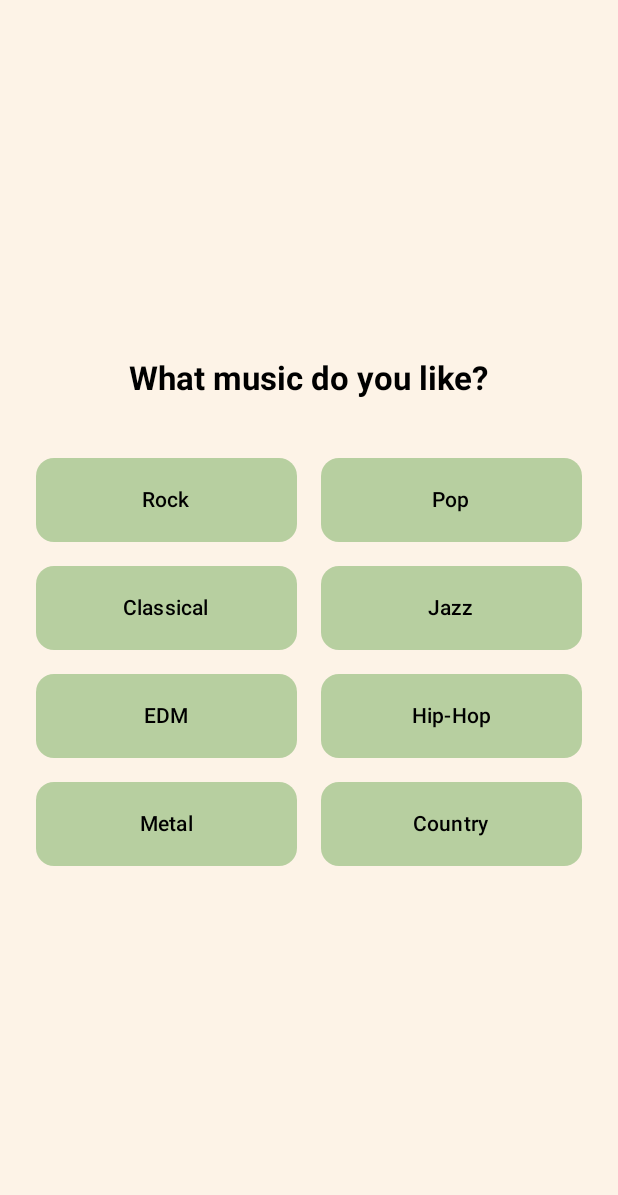
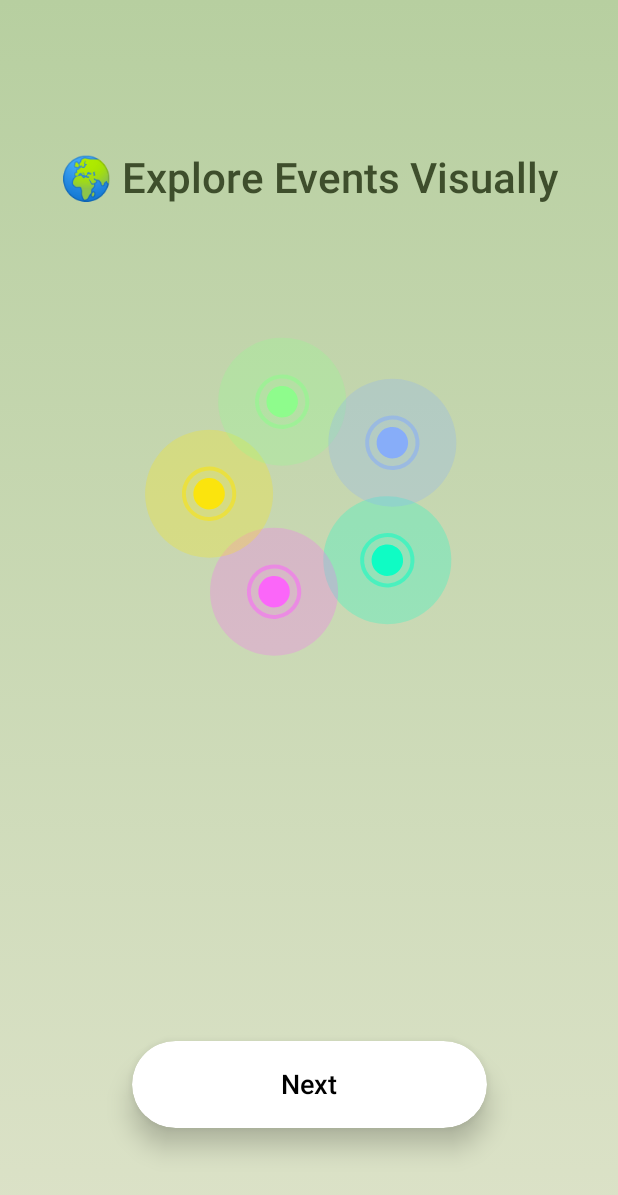
Before and after one commit to arcreane/android-project-placeholder, an Android app built with Jetpack Compose: the screen it shows after launch (MainActivity), after a tap on "Get Started", on a phone screen of 412 x 824 dp. Shown: the top 1195 px of the screen. Run offline under Robolectric (Android 15) with nearby library versions, the phone set to English and light mode, and no system bars.

Commit message:
restyled WelcomeScreen with sage gradient, improved spacing, and visible bottom copyright

```diff
--- a/app/src/main/java/com/example/event_tracker/MainActivity.kt
+++ b/app/src/main/java/com/example/event_tracker/MainActivity.kt
@@ -14,17 +14,37 @@ import androidx.activity.compose.setContent
 import androidx.activity.enableEdgeToEdge
 import androidx.annotation.RequiresApi
 import androidx.compose.animation.*
+import androidx.compose.animation.core.LinearEasing
+import androidx.compose.animation.core.RepeatMode
+import androidx.compose.animation.core.animateFloat
+import androidx.compose.animation.core.infiniteRepeatable
+import androidx.compose.animation.core.rememberInfiniteTransition
+import androidx.compose.animation.core.tween
 import androidx.compose.foundation.background
 import androidx.compose.foundation.layout.*
 import androidx.compose.foundation.lazy.LazyColumn
-import androidx.compose.foundation.lazy.items
+import androidx.compose.animation.core.*
+import androidx.compose.foundation.Canvas
 import androidx.compose.material3.*
 import androidx.compose.runtime.*
 import androidx.compose.ui.Alignment
 import androidx.compose.ui.Modifier
-import androidx.compose.ui.graphics.Color
+import androidx.compose.ui.draw.shadow
+import androidx.compose.ui.graphics.*
+import androidx.compose.ui.text.font.FontWeight
+import androidx.compose.ui.graphics.graphicsLayer
+import kotlin.math.cos
+import kotlin.math.sin
+import androidx.compose.foundation.lazy.items
+import androidx.compose.foundation.shape.RoundedCornerShape
+import androidx.compose.ui.geometry.Offset
+import androidx.compose.ui.graphics.Brush
+import androidx.compose.ui.graphics.drawscope.Stroke
 import androidx.compose.ui.platform.LocalContext
+import androidx.compose.ui.res.painterResource
+import androidx.compose.ui.text.style.TextAlign
 import androidx.compose.ui.unit.dp
+import androidx.compose.ui.unit.sp
 import androidx.core.app.ActivityCompat
 import com.example.event_tracker.api.TicketmasterEvent
 import com.example.event_tracker.ui.components.*
@@ -34,6 +54,7 @@ import com.google.android.gms.maps.model.CameraPosition
 import com.google.android.gms.maps.model.LatLng
 import com.google.maps.android.compose.*
 
+
 sealed class ScreenState {
     data object Welcome : ScreenState()
     data object GenreSelection : ScreenState()
@@ -42,7 +63,6 @@ sealed class ScreenState {
 
 class MainActivity : ComponentActivity() {
     @RequiresApi(Build.VERSION_CODES.O)
-    @OptIn(ExperimentalAnimationApi::class)
     override fun onCreate(savedInstanceState: Bundle?) {
         super.onCreate(savedInstanceState)
         enableEdgeToEdge()
@@ -58,8 +78,7 @@ class MainActivity : ComponentActivity() {
                     AnimatedContent(
                         targetState = screen,
                         transitionSpec = {
-                            fadeIn() + slideInHorizontally { it } with
-                                    fadeOut() + slideOutHorizontally { -it }
+                            (fadeIn() + slideInHorizontally { it }).togetherWith(fadeOut() + slideOutHorizontally { -it })
                         },
                         label = "Screen Transition"
                     ) { currentScreen ->
@@ -101,107 +120,210 @@ fun RequestLocationPermission(onPermissionGranted: () -> Unit) {
         }
     }
 }
-
 @Composable
 fun WelcomeScreen(onNext: () -> Unit) {
     Box(
         modifier = Modifier
             .fillMaxSize()
-            .background(Color(0xFFFDF3E7)),
-        contentAlignment = Alignment.Center
+            .background(
+                Brush.verticalGradient(
+                    colors = listOf(Color(0xFFB7CFA0), Color(0xFFFDF3E7))
+                )
+            )
     ) {
         Column(
             horizontalAlignment = Alignment.CenterHorizontally,
-            modifier = Modifier.padding(24.dp)
+            verticalArrangement = Arrangement.Center,
+            modifier = Modifier.fillMaxSize()
         ) {
+            Icon(
+                painter = painterResource(id = android.R.drawable.ic_menu_compass),
+                contentDescription = "App Icon",
+                tint = Color(0xFF3E4E2C),
+                modifier = Modifier.size(96.dp)
+            )
+            Spacer(modifier = Modifier.height(32.dp))
             Text(
-                text = "🎉 ConcertRadar",
-                style = MaterialTheme.typography.displayLarge.copy(
-                    color = Color.Black
-                )
+                text = "🌿 Welcome to Event Tracker",
+                style = MaterialTheme.typography.displayLarge.copy(color = Color(0xFF3E4E2C)),
+                modifier = Modifier.padding(horizontal = 24.dp),
+                textAlign = TextAlign.Center
             )
-
             Spacer(modifier = Modifier.height(16.dp))
-
             Text(
-                text = "Find live music events around you",
-                style = MaterialTheme.typography.bodyLarge.copy(
-                    color = Color.Black
-                )
+                text = "Find concerts & music events near you.\nby Placeholders",
+                color = Color(0xFF3E4E2C).copy(alpha = 0.85f),
+                style = MaterialTheme.typography.bodyLarge,
+                modifier = Modifier.padding(horizontal = 32.dp),
+                textAlign = TextAlign.Center
             )
-
             Spacer(modifier = Modifier.height(40.dp))
-
             Button(
                 onClick = onNext,
+                colors = ButtonDefaults.buttonColors(containerColor = Color(0xFF3E4E2C)),
                 modifier = Modifier
-                    .fillMaxWidth()
-                    .height(50.dp),
-                shape = MaterialTheme.shapes.medium,
-                colors = ButtonDefaults.buttonColors(
-                    containerColor = Color(0xFFB7CFA0)
-                )
+                    .padding(horizontal = 48.dp)
+                    .height(50.dp)
             ) {
-                Text("Get Started", color = Color.Black)
+                Text("Get Started", color = Color.White)
             }
         }
+
+        Text(
+            text = "© 2025 PLACEHOLDER",
+            color = Color(0xFF3E4E2C).copy(alpha = 0.6f),
+            fontSize = 10.sp,
+            modifier = Modifier
+                .align(Alignment.BottomCenter)
+                .padding(bottom = 60.dp),
+            textAlign = TextAlign.Center
+        )
     }
 }
 
 
 @Composable
 fun GenreSelectionScreen(onGenreSelected: (String) -> Unit) {
-    val genres = listOf("Rock", "Pop", "Classical", "Jazz", "EDM", "Hip-Hop", "Metal", "Country")
+    val backgroundGradient = Brush.verticalGradient(
+        colors = listOf(Color(0xFFB7CFA0), Color(0xFFDCE2C8)) // Sage tones
+    )
 
-    Column(
+    Box(
         modifier = Modifier
             .fillMaxSize()
-            .background(Color(0xFFFDF3E7))
-            .padding(24.dp),
-        verticalArrangement = Arrangement.Center,
-        horizontalAlignment = Alignment.CenterHorizontally
+            .background(backgroundGradient),
+        contentAlignment = Alignment.Center
     ) {
-        Text(
-            text = "What music do you like?",
-            style = MaterialTheme.typography.titleLarge.copy(
-                color = Color.Black
-            )
+        Column(
+            modifier = Modifier
+                .fillMaxSize()
+                .padding(horizontal = 24.dp, vertical = 48.dp),
+            verticalArrangement = Arrangement.SpaceBetween,
+            horizontalAlignment = Alignment.CenterHorizontally
+        ) {
+            Spacer(modifier = Modifier.height(50.dp)) // Move title down
+
+            AnimatedTextTitle()
+
+            Spacer(modifier = Modifier.height(48.dp)) // More space before dots
+
+            PulsingEventDots()
+
+            Spacer(modifier = Modifier.weight(1f))
+
+            Button(
+                onClick = { onGenreSelected("visual_selection") },
+                modifier = Modifier
+                    .height(58.dp)
+                    .fillMaxWidth(0.65f)
+                    .shadow(10.dp, shape = RoundedCornerShape(50)),
+                colors = ButtonDefaults.buttonColors(containerColor = Color.White)
+            ) {
+                Text("Next", color = Color.Black, fontSize = 18.sp, fontWeight = FontWeight.SemiBold)
+            }
+
+            Spacer(modifier = Modifier.height(24.dp))
+        }
+    }
+}
+
+@Composable
+fun AnimatedTextTitle() {
+    val infiniteTransition = rememberInfiniteTransition()
+    val offset by infiniteTransition.animateFloat(
+        initialValue = 0f,
+        targetValue = 6f,
+        animationSpec = infiniteRepeatable(
+            animation = tween(1800, easing = LinearEasing),
+            repeatMode = RepeatMode.Reverse
         )
+    )
+    Text(
+        text = "🌍 Explore Events Visually",
+        modifier = Modifier
+            .graphicsLayer {
+                translationY = offset
+            },
+        style = MaterialTheme.typography.headlineMedium.copy(
+            color = Color(0xFF3E4E2C), // earthy dark green
+            fontWeight = FontWeight.Medium,
+            lineHeight = 36.sp
+        )
+    )
+}
+@Composable
+fun PulsingEventDots() {
+    val infiniteTransition = rememberInfiniteTransition()
 
-        Spacer(modifier = Modifier.height(32.dp))
+    val scale by infiniteTransition.animateFloat(
+        initialValue = 0.95f,
+        targetValue = 1.15f,
+        animationSpec = infiniteRepeatable(
+            animation = tween(1200, easing = FastOutSlowInEasing),
+            repeatMode = RepeatMode.Reverse
+        )
+    )
 
-        LazyColumn {
-            items(genres.chunked(2)) { rowGenres ->
-                Row(
-                    modifier = Modifier
-                        .fillMaxWidth()
-                        .padding(vertical = 8.dp),
-                    horizontalArrangement = Arrangement.spacedBy(16.dp)
-                ) {
-                    rowGenres.forEach { genre ->
-                        Button(
-                            onClick = { onGenreSelected(genre) },
-                            modifier = Modifier
-                                .weight(1f)
-                                .height(56.dp),
-                            shape = MaterialTheme.shapes.medium,
-                            colors = ButtonDefaults.buttonColors(
-                                containerColor = Color(0xFFB7CFA0)
-                            )
-                        ) {
-                            Text(genre, color = Color.Black)
-                        }
-                    }
+    val rotation by infiniteTransition.animateFloat(
+        initialValue = 0f,
+        targetValue = 360f,
+        animationSpec = infiniteRepeatable(
+            animation = tween(20000, easing = LinearEasing),
+            repeatMode = RepeatMode.Restart
+        )
+    )
 
-                    if (rowGenres.size < 2) {
-                        Spacer(Modifier.weight(1f))
-                    }
-                }
+    val dotColors = listOf(
+        Color(0xFF00FFC6), // Aqua
+        Color(0xFFFF5EFF), // Pink
+        Color(0xFFFFE600), // Yellow
+        Color(0xFF8AFF8A), // Neon green
+        Color(0xFF82AAFF)  // Electric blue
+    )
+
+    Box(
+        modifier = Modifier
+            .fillMaxWidth()
+            .height(300.dp)
+            .graphicsLayer {
+                rotationZ = rotation
+            },
+        contentAlignment = Alignment.Center
+    ) {
+        Canvas(modifier = Modifier.fillMaxSize()) {
+            val centerX = size.width / 2
+            val centerY = size.height / 2
+            val radius = 16f
+
+            dotColors.forEachIndexed { i, color ->
+                val angle = i * (360f / dotColors.size)
+                val rad = Math.toRadians(angle.toDouble())
+                val x = centerX + cos(rad).toFloat() * 100
+                val y = centerY + sin(rad).toFloat() * 100
+
+                drawCircle(
+                    color = color.copy(alpha = 0.25f),
+                    radius = radius * 4,
+                    center = Offset(x, y)
+                )
+
+                drawCircle(
+                    color = color,
+                    radius = radius * scale,
+                    center = Offset(x, y),
+                    alpha = 0.9f
+                )
+
+                drawCircle(
+                    color = color.copy(alpha = 0.5f),
+                    radius = radius * scale * 1.6f,
+                    center = Offset(x, y),
+                    style = Stroke(width = 4f)
+                )
             }
         }
     }
 }
-
 
 @RequiresApi(Build.VERSION_CODES.O)
 @OptIn(ExperimentalMaterial3Api::class)
@@ -289,7 +411,7 @@ fun MapScreen(genre: String) {
 
     Scaffold(
         topBar = {
-            SmallTopAppBar(
+            TopAppBar(
                 title = { Text("Concerts: $genre", color = Color.Black) }, // Title in black color
                 colors = TopAppBarDefaults.smallTopAppBarColors(
                     containerColor = Color(0xFFB7CFA0),  // Button color in top bar (same as button color)
```
